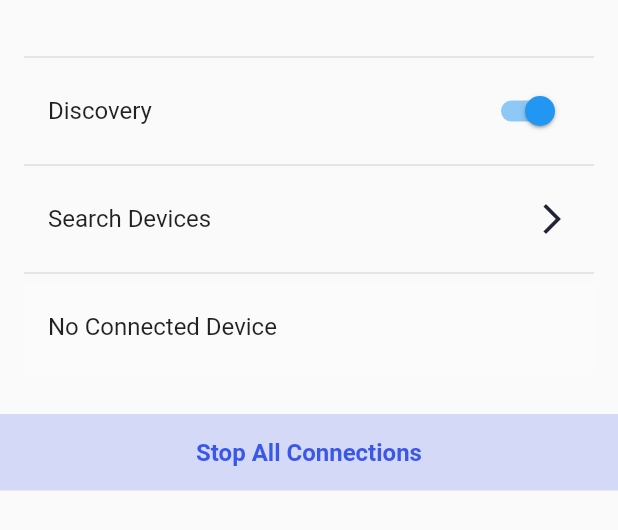
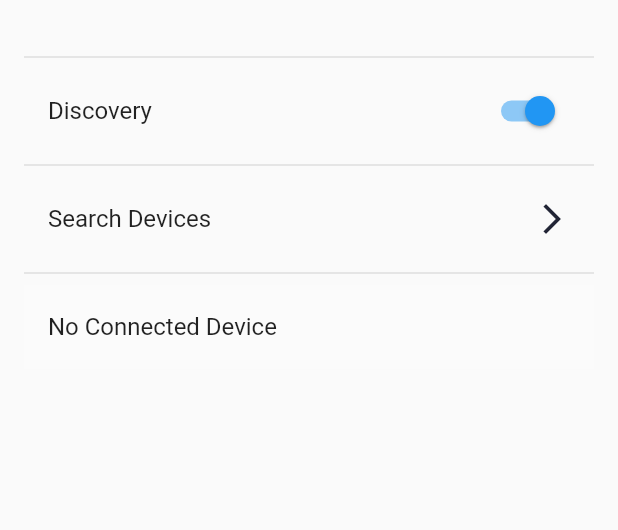
Before and after one commit to IgVelasco/nearby_cross, a Flutter app: the DiscovererActions widget shown alone on an empty page, opened directly with empty values, after a tap on "Discovery", on a phone screen of 412 x 824 dp. Shown: the top 530 px of the screen. Run offline on Flutter 3.47's test engine with Material 2 defaults, Android fonts, the phone set to English and light mode, and no system bars; our stand-ins replace logger, permission_handler.

Commit message:
fix(flutter): :fire: Remove stop all connections
Stop all connections does not work in a concistent way as said in the docs so its available via method call for usage but nothing else

```diff
--- a/example/lib/viewmodels/advertiser_viewmodel.dart
+++ b/example/lib/viewmodels/advertiser_viewmodel.dart
@@ -35,7 +35,6 @@ class AdvertiserViewModel with ChangeNotifier {
 
   void _callbackSuccessfulConnection(Device device) {
     _connectedDevice = device;
-    advertiser.isConnected = true;
     _commonCallback(device);
   }
 
@@ -52,7 +51,6 @@ class AdvertiserViewModel with ChangeNotifier {
 
   bool get isConnected => advertiser.isConnected;
   bool get isAdvertising => advertiser.isAdvertising;
-  bool get isRunning => advertiser.isRunning;
 
   bool get manualAcceptConnections => _manualAcceptConnections;
 
--- a/example/lib/viewmodels/discoverer_viewmodel.dart
+++ b/example/lib/viewmodels/discoverer_viewmodel.dart
@@ -36,7 +36,6 @@ class DiscovererViewModel with ChangeNotifier {
 
   void _callbackSuccessfulConnection(Device device) {
     _connectedDevice = device;
-    discoverer.isConnected = true;
     _commonCallback(device);
   }
 
--- a/example/lib/widgets/discoverer_actions.dart
+++ b/example/lib/widgets/discoverer_actions.dart
@@ -109,32 +109,6 @@ class DiscovererActions extends StatelessWidget {
                               ))
               ],
             ),
-            Consumer<DiscovererViewModel>(
-                builder: (context, viewModel, child) =>
-                    viewModel.isRunning || Advertiser().isRunning
-                        ? MaterialButton(
-                            onPressed: () async {
-                              await viewModel.stopAllConnections();
-                            },
-                            color: const Color(0x343a57e8),
-                            elevation: 0,
-                            shape: const RoundedRectangleBorder(
-                              borderRadius: BorderRadius.zero,
-                            ),
-                            padding: const EdgeInsets.all(16),
-                            textColor: const Color(0xff3a57e8),
-                            height: 40,
-                            minWidth: MediaQuery.of(context).size.width,
-                            child: const Text(
-                              "Stop All Connections",
-                              style: TextStyle(
-                                fontSize: 16,
-                                fontWeight: FontWeight.w700,
-                                fontStyle: FontStyle.normal,
-                              ),
-                            ),
-                          )
-                        : Container())
           ]);
         });
   }
--- a/lib/models/advertiser_model.dart
+++ b/lib/models/advertiser_model.dart
@@ -4,8 +4,6 @@ import 'package:nearby_cross/models/connector_model.dart';
 class Advertiser extends Connector {
   static Advertiser? _singleton;
   bool isAdvertising = false;
-  bool isConnected = false;
-  bool get isRunning => isConnected || isAdvertising;
 
   /// Implements singleton pattern
   factory Advertiser() {
@@ -22,11 +20,6 @@ class Advertiser extends Connector {
     this.username = username;
   }
 
-  Future<void> connectionsStopped() async {
-    isAdvertising = false;
-    isConnected = false;
-  }
-
   Future<void> stopAdvertising() async {
     await nearbyCross.stopAdvertising();
     isAdvertising = false;
--- a/lib/models/connector_model.dart
+++ b/lib/models/connector_model.dart
@@ -12,6 +12,7 @@ class Connector {
   String? username;
   NearbyCross nearbyCross = NearbyCross();
   ConnectionsManager connectionsManager = ConnectionsManager();
+  bool get isConnected => connectionsManager.connectedDevices.isNotEmpty;
 
   String serviceId = 'com.example.nearbyCrossExample';
 
@@ -34,8 +35,6 @@ class Connector {
 
   Future<void> stopAllConnections() async {
     await nearbyCross.stopAllConnections();
-    Advertiser().connectionsStopped();
-    Discoverer().connectionsStopped();
   }
 
   Connector();
--- a/lib/models/discoverer_model.dart
+++ b/lib/models/discoverer_model.dart
@@ -7,10 +7,8 @@ class Discoverer extends Connector {
   static Discoverer? _singleton;
   Set<Device> listOfDiscoveredDevices = {};
   Function(Device) callbackOnDeviceFound = (_) => {};
-
+  Function(Device) callbackOnDeviceLost = (_) => {};
   bool isDiscovering = false;
-  bool isConnected = false;
-  bool get isRunning => isConnected || isDiscovering;
 
   /// Implements singleton pattern
   factory Discoverer() {
@@ -26,6 +24,14 @@ class Discoverer extends Connector {
     listOfDiscoveredDevices.add(device);
 
     callbackOnDeviceFound(device);
+  }
+
+  void _handleEndpointLost(String endpointId) {
+    var device = listOfDiscoveredDevices
+        .firstWhere((element) => element.endpointId == endpointId);
+
+    listOfDiscoveredDevices.remove(device);
+    callbackOnDeviceLost(device);
   }
 
   /// Service to configure callbackOnDeviceFound, that executes every time a new device is found
@@ -46,11 +52,6 @@ class Discoverer extends Connector {
     isDiscovering = false;
   }
 
-  Future<void> connectionsStopped() async {
-    isDiscovering = false;
-    isConnected = false;
-  }
-
   int getNumberOfDiscoveredDevices() {
     return listOfDiscoveredDevices.length;
   }
@@ -62,5 +63,11 @@ class Discoverer extends Connector {
       return _handleEndpointFound(arguments["endpointId"] as String,
           arguments["endpointName"] as String);
     });
+
+    nearbyCross.setMethodCallHandler(NearbyCrossMethods.onEndpointLost,
+        (call) async {
+      var arguments = call.arguments as Map<Object?, Object?>;
+      return _handleEndpointLost(arguments["endpointId"] as String);
+    });
   }
 }
--- a/lib/nearby_cross_methods.dart
+++ b/lib/nearby_cross_methods.dart
@@ -3,12 +3,15 @@ enum NearbyCrossMethods {
   connectionInitiated,
   successfulConnection,
   payloadReceived,
-  endpointDisconnected;
+  endpointDisconnected,
+  onEndpointLost;
 
   String getString() {
     switch (this) {
       case NearbyCrossMethods.onEndpointFound:
         return 'onEndpointFound';
+      case NearbyCrossMethods.onEndpointLost:
+        return 'onEndpointLost';
       case NearbyCrossMethods.connectionInitiated:
         return 'connectionInitiated';
       case NearbyCrossMethods.successfulConnection:
```
Also changed, not shown: example/lib/widgets/advertiser_actions.dart (+0 -26 lines), 4 other files.
